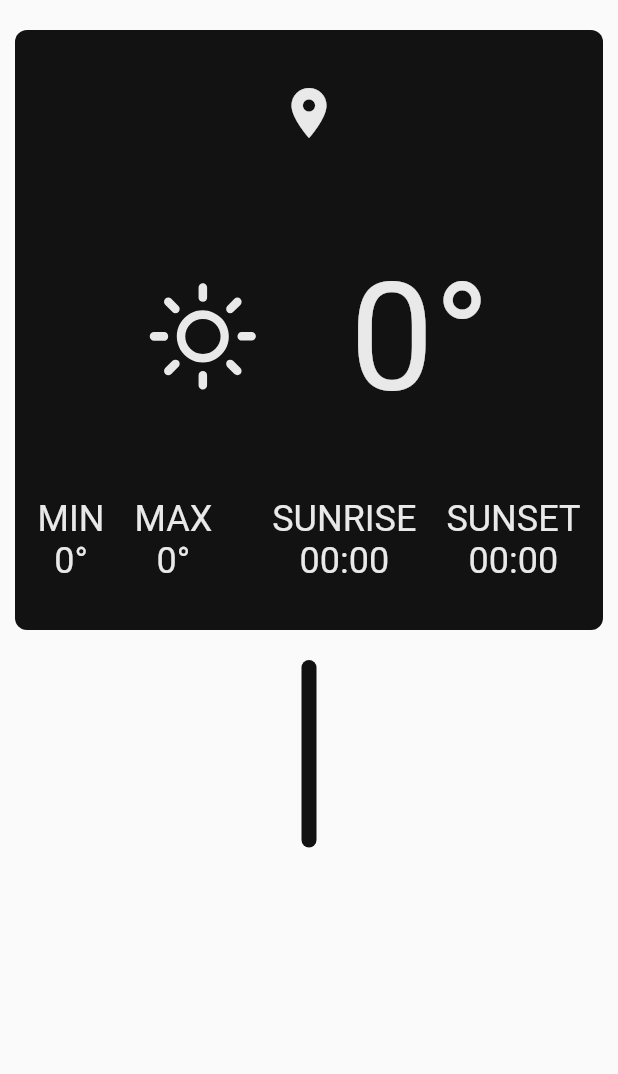
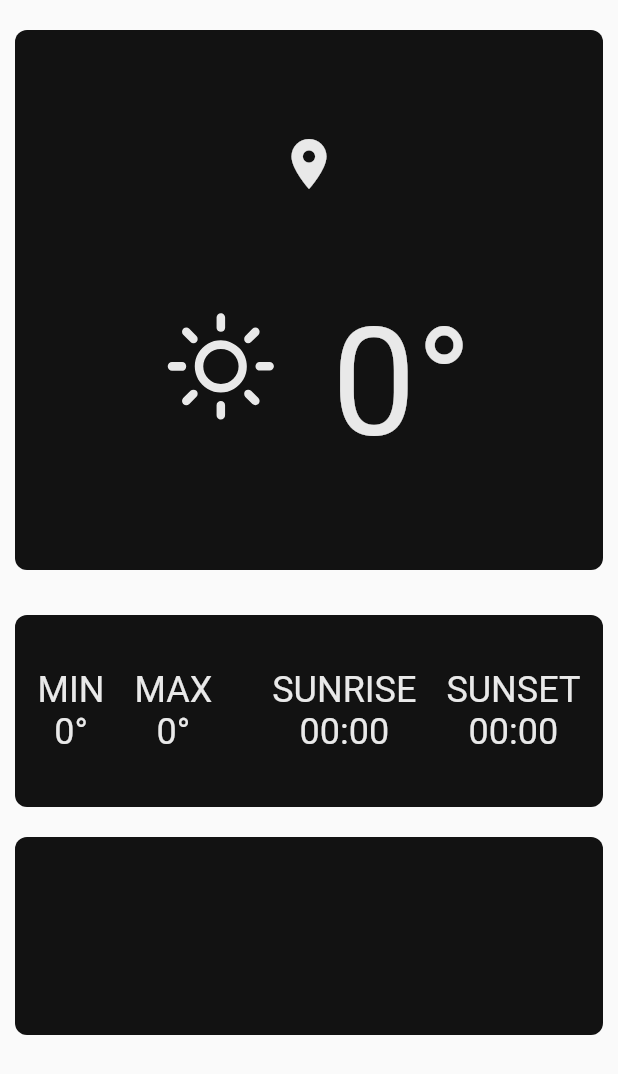
Before and after one commit to lupynua/Fluttercast, a Flutter app: the WeatherWidget widget shown alone on an empty page, opened directly with empty values, on a phone screen of 412 x 824 dp. Shown: the top 1074 px of the screen. Run offline on Flutter 3.47's test engine with Material 2 defaults, Android fonts, the phone set to English and light mode, and no system bars; our stand-ins replace equatable, flutter_bloc, permission_handler, shared_preferences, sqflite, weather and 1 more; accounts and stored records are empty.

Commit message:
Portrait layout support, fixes

```diff
--- a/lib/main.dart
+++ b/lib/main.dart
@@ -1,5 +1,4 @@
 import 'package:flutter/material.dart';
-import 'package:flutter/services.dart';
 import 'package:flutter_bloc/flutter_bloc.dart';
 import 'package:fluttercast/screens/main_screen.dart';
 import 'package:fluttercast/screens/routes.dart';
@@ -14,7 +13,6 @@ void main() {
 class FlutterCast extends StatelessWidget {
   @override
   Widget build(BuildContext context) {
-    SystemChrome.setPreferredOrientations([DeviceOrientation.portraitUp]);
     return MaterialApp(
         title: 'FlutterCast',
         theme: AppStateContainer.of(context).theme,
--- a/lib/repositories/weather_repository.dart
+++ b/lib/repositories/weather_repository.dart
@@ -10,7 +10,6 @@ class WeatherRepository {
   Future<WeatherModel> getCurrentWeather() async {
     try {
       var weather = await weatherStation.currentWeather();
-      print(weather);
       if (weather == null) {
         return await SQLiteDbProvider.db.getWeather();
       }
--- a/lib/widgets/forecast_list.dart
+++ b/lib/widgets/forecast_list.dart
@@ -25,7 +25,8 @@ class ForecastList extends StatelessWidget {
         color: primaryDarkColor,
         borderRadius: BorderRadius.all(Radius.circular(8)),
       ),
-      height: 125,
+      width: 400,
+      height: 132,
       child: ListView.builder(
         padding: EdgeInsets.symmetric(horizontal: 5),
         scrollDirection: Axis.horizontal,
--- a/lib/widgets/weather_widget.dart
+++ b/lib/widgets/weather_widget.dart
@@ -12,42 +12,37 @@ class WeatherWidget extends StatelessWidget {
 
   @override
   Widget build(BuildContext context) {
-    return Container(
-      child: Column(
-        children: <Widget>[
-          _buildCurrentWeatherCard(context: context),
-          ForecastList(
-            forecast: weatherData.forecast,
-          ),
-        ],
-      ),
-    );
+    final orientation = MediaQuery.of(context).orientation;
+    if (orientation == Orientation.portrait) {
+      return _buildPortraitUI(context);
+    } else {
+      return _buildLandscapeUI(context);
+    }
   }
 
-  Wrap _buildCurrentWeatherCard({BuildContext context}) {
+  Container _buildCurrentWeatherCard({BuildContext context}) {
+    final orientation = MediaQuery.of(context).orientation;
+    final iconSize = orientation == Orientation.portrait ? 100.0 : 50.0;
+    final textSize = orientation == Orientation.portrait ? 100.0 : 56.0;
+
     Color accentColor = AppStateContainer.of(context).theme.accentColor;
     Color primaryDarkColor =
         AppStateContainer.of(context).theme.primaryColorDark;
 
-    String tempMin = weatherData.weather.tempMin.round().toString() + "°";
-    String tempMax = weatherData.weather.tempMax.round().toString() + "°";
     String tempCurrent =
         weatherData.weather.temperature.round().toString() + "°";
-    String sunrise = DateFormat("HH:mm").format(
-        DateTime.fromMillisecondsSinceEpoch(weatherData.weather.sunrise));
-    String sunset = DateFormat("HH:mm").format(
-        DateTime.fromMillisecondsSinceEpoch(weatherData.weather.sunset));
 
-    return Wrap(spacing: 32, children: <Widget>[
-      Container(
+    return Container(
+      constraints: BoxConstraints.expand(width: 400, height: 360),
       padding: EdgeInsets.symmetric(vertical: 32),
-        margin: EdgeInsets.only(left: 10, top: 20, right: 10, bottom: 10),
+      margin: EdgeInsets.symmetric(vertical: 20, horizontal: 10),
       decoration: BoxDecoration(
         color: primaryDarkColor,
         borderRadius: BorderRadius.all(Radius.circular(8)),
       ),
-        child: Column(mainAxisAlignment: MainAxisAlignment.center, children: <
-            Widget>[
+      child: Column(
+          mainAxisAlignment: MainAxisAlignment.center,
+          children: <Widget>[
             _buildLocationText(color: accentColor),
             Padding(
               padding: const EdgeInsets.all(8.0),
@@ -56,53 +51,28 @@ class WeatherWidget extends StatelessWidget {
                   size: 24,
                   color: accentColor),
             ),
+            Row(mainAxisAlignment: MainAxisAlignment.center, children: <Widget>[
               Padding(
-            padding: const EdgeInsets.only(bottom: 24),
-            child: Row(
-                mainAxisAlignment: MainAxisAlignment.center,
-                children: <Widget>[
-                  Padding(
-                    padding: const EdgeInsets.all(24.0),
+                padding: const EdgeInsets.symmetric(horizontal: 12.0),
                 child: _buildIcon(
                     icon: IconHelper.getIconData(weatherData.weather.icon),
                     color: accentColor,
-                        size: 100),
+                    size: iconSize),
               ),
-                  Padding(
-                    padding: const EdgeInsets.all(24.0),
-                    child: _buildText(
-                        text: tempCurrent, color: accentColor, size: 100),
-                  )
-                ]),
-          ),
-          Row(
+              Column(
                 mainAxisAlignment: MainAxisAlignment.center,
                 children: <Widget>[
-              _buildWeatherConditionColumn(
-                  label: "MIN", data: tempMin, color: accentColor, size: 24),
-              SizedBox(
-                width: 20,
+                  SizedBox(height: 20,),
+                  Padding(
+                    padding: const EdgeInsets.symmetric(horizontal: 12.0),
+                    child: _buildText(
+                        text: tempCurrent, color: accentColor, size: textSize),
                   ),
-              _buildWeatherConditionColumn(
-                  label: "MAX", data: tempMax, color: accentColor, size: 24),
-              SizedBox(
-                width: 40,
-              ),
-              _buildWeatherConditionColumn(
-                  label: "SUNRISE",
-                  data: sunrise,
-                  color: accentColor,
-                  size: 24),
-              SizedBox(
-                width: 20,
-              ),
-              _buildWeatherConditionColumn(
-                  label: "SUNSET", data: sunset, color: accentColor, size: 24),
                 ],
               )
             ]),
-      ),
-    ]);
+          ]),
+    );
   }
 
   Row _buildLocationText({Color color}) {
@@ -127,6 +97,51 @@ class WeatherWidget extends StatelessWidget {
     );
   }
 
+  Container _buildAdditionalInfoCard(BuildContext context) {
+    Color accentColor = AppStateContainer.of(context).theme.accentColor;
+    Color primaryDarkColor =
+        AppStateContainer.of(context).theme.primaryColorDark;
+
+    String tempMin = weatherData.weather.tempMin.round().toString() + "°";
+    String tempMax = weatherData.weather.tempMax.round().toString() + "°";
+    String sunrise = DateFormat("HH:mm").format(
+        DateTime.fromMillisecondsSinceEpoch(weatherData.weather.sunrise));
+    String sunset = DateFormat("HH:mm").format(
+        DateTime.fromMillisecondsSinceEpoch(weatherData.weather.sunset));
+
+    return Container(
+      width: 400,
+      padding: EdgeInsets.symmetric(vertical: 36),
+      margin: EdgeInsets.all(10),
+      decoration: BoxDecoration(
+        color: primaryDarkColor,
+        borderRadius: BorderRadius.all(Radius.circular(8)),
+      ),
+      child: Row(
+        mainAxisAlignment: MainAxisAlignment.center,
+        children: <Widget>[
+          _buildWeatherConditionColumn(
+              label: "MIN", data: tempMin, color: accentColor, size: 24),
+          SizedBox(
+            width: 20,
+          ),
+          _buildWeatherConditionColumn(
+              label: "MAX", data: tempMax, color: accentColor, size: 24),
+          SizedBox(
+            width: 40,
+          ),
+          _buildWeatherConditionColumn(
+              label: "SUNRISE", data: sunrise, color: accentColor, size: 24),
+          SizedBox(
+            width: 20,
+          ),
+          _buildWeatherConditionColumn(
+              label: "SUNSET", data: sunset, color: accentColor, size: 24),
+        ],
+      ),
+    );
+  }
+
   Column _buildWeatherConditionColumn(
       {String label, String data, double size, Color color}) {
     return Column(
@@ -136,4 +151,44 @@ class WeatherWidget extends StatelessWidget {
       ],
     );
   }
+
+  Container _buildPortraitUI(BuildContext context) {
+    return Container(
+      child: Column(
+        children: <Widget>[
+          _buildCurrentWeatherCard(context: context),
+          _buildAdditionalInfoCard(context),
+          ForecastList(
+            forecast: weatherData.forecast,
+          ),
+        ],
+      ),
+    );
   }
+
+  Container _buildLandscapeUI(BuildContext context) {
+    return Container(
+      child: Row(
+        mainAxisAlignment: MainAxisAlignment.spaceEvenly,
+        children: <Widget>[
+          _buildCurrentWeatherCard(context: context),
+          Column(
+            mainAxisAlignment: MainAxisAlignment.center,
+            children: <Widget>[
+              SizedBox(
+                height: 10,
+              ),
+              _buildAdditionalInfoCard(context),
+              ForecastList(
+                forecast: weatherData.forecast,
+              ),
+              SizedBox(
+                height: 10,
+              ),
+            ],
+          ),
+        ],
+      ),
+    );
+  }
+}
```
Also changed, not shown: 1 other file. Lines whose indentation alone changed are shown as unchanged.
